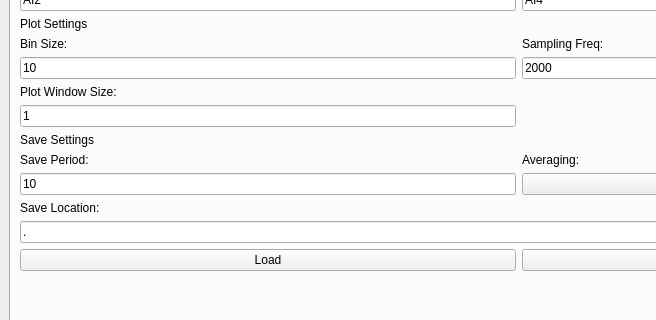
First picture: the form in MainWindow.ui, repository NUBURUInc/chickenlogger, before the edit; both pictures show x 0 to 656 and y 191 to 511 of the 1038 by 800 pixel window.
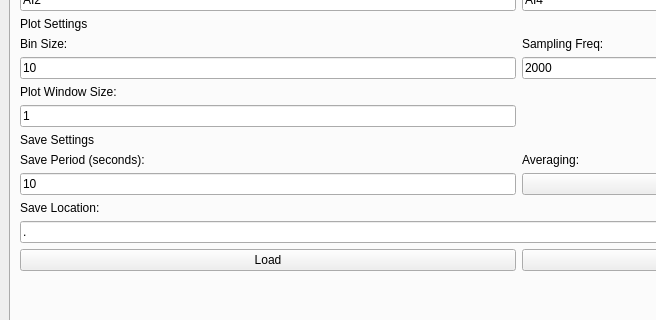
Second picture: the form after the edit. Custom widgets are drawn as their Qt base class.

Patch:
```diff
--- a/MainWindow.ui
+++ b/MainWindow.ui
@@ -324,7 +324,7 @@
             <item row="0" column="0">
              <widget class="QLabel" name="devLabel_5">
               <property name="text">
-               <string>Save Period:</string>
+               <string>Save Period (seconds):</string>
               </property>
              </widget>
             </item>
```
Left out of the diff: 2 changed lines with no effect on the pictures.
